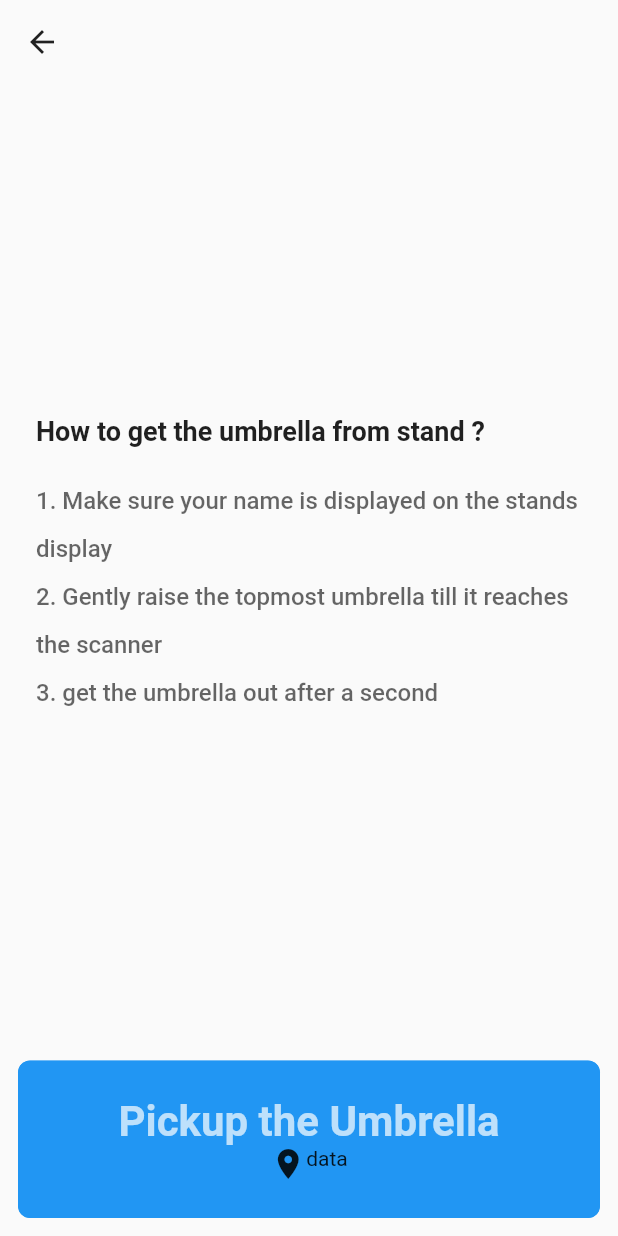
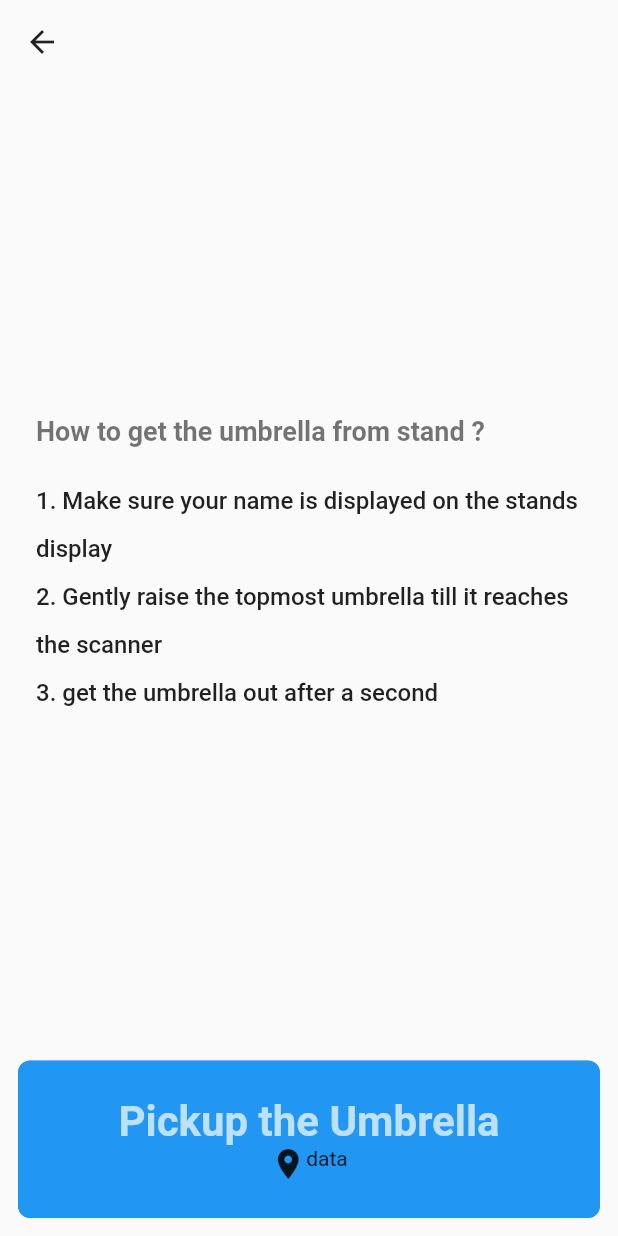
Before and after one commit to Pushpavel/umbrella_client, a Flutter app: the PickupScreen screen opened directly, on a phone screen of 412 x 824 dp. Run offline on Flutter 3.47's test engine with Material 2 defaults, Android fonts, the phone set to English and light mode, and no system bars; our stand-ins replace cloud_firestore, cloud_functions, firebase_auth, firebase_core, firebase_database, flutter_hooks and 4 more; accounts and stored records are empty; generated files the repository leaves out were written again.

Commit message:
🔥: remove TextStyleExtensions

```diff
--- a/lib/pages/pickup/PickupScreen.dart
+++ b/lib/pages/pickup/PickupScreen.dart
@@ -1,6 +1,5 @@
 import 'package:flutter/material.dart';
 import 'package:flutter/widgets.dart';
-import 'package:umbrella_client/helpers/extensions/TextStyleExtensions.dart';
 import 'package:umbrella_client/resources/Strings.dart';
 import 'package:umbrella_client/widgets/OutlinedCard.dart';
 
@@ -27,12 +26,12 @@ class PickupScreen extends StatelessWidget {
                   children: [
                     Text(
                       Strings.pickupInstructionsTitle,
-                      style: Theme.of(context).textTheme.headline2!.highEmphasis(),
+                      style: Theme.of(context).textTheme.headline2,
                     ),
                     SizedBox(height: 16),
                     Text(
                       Strings.pickupInstructionsBody,
-                      style: Theme.of(context).textTheme.subtitle1!.copyWith(height: 2).mediumEmphasis(),
+                      style: Theme.of(context).textTheme.subtitle1!.copyWith(height: 2),
                     ),
                   ],
                 ),
```
Also changed, not shown: lib/helpers/extensions/TextStyleExtensions.dart (deleted, +0 -21 lines).
